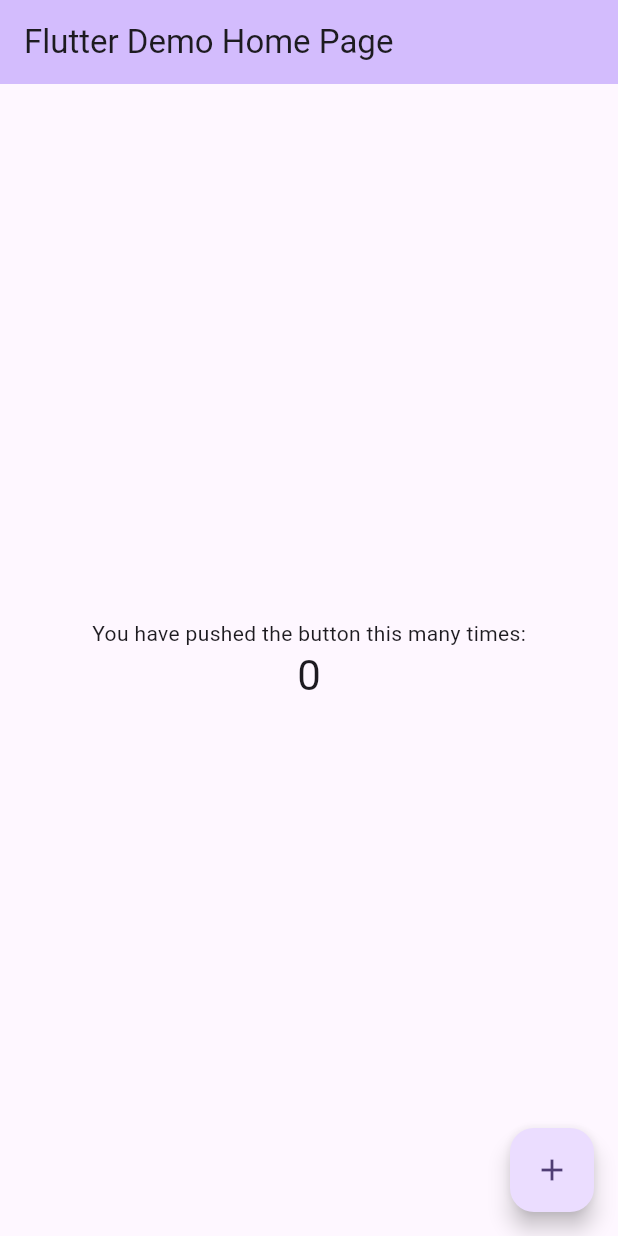
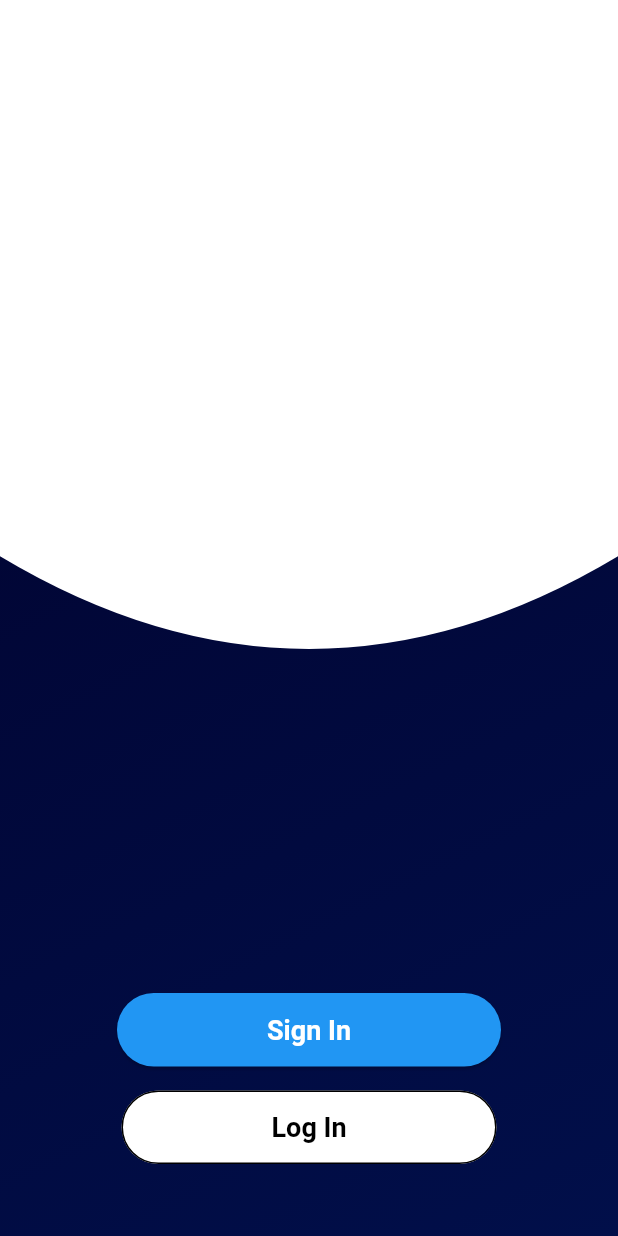
Before and after one commit to Mazen-Alnahdi/movie_app, a Flutter app: the screen it shows after launch, on a phone screen of 412 x 824 dp. Run offline on Flutter 3.47's test engine with Material 3 defaults, Android fonts, the phone set to English and light mode, and no system bars; our stand-ins replace bloc, cloud_firestore, dartz, equatable, firebase_auth, firebase_core and 3 more; accounts and stored records are empty.

Commit message:
added Injection_container.dart and made welcome page

```diff
--- a/lib/main.dart
+++ b/lib/main.dart
@@ -1,12 +1,16 @@
-import 'package:firebase_core/firebase_core.dart';
 import 'package:flutter/material.dart';
+import 'package:flutter_bloc/flutter_bloc.dart';
 import 'package:flutter_dotenv/flutter_dotenv.dart';
+import 'package:movie_app/src/auth/presentation/controllers/blocs/sign_in/sign_in_cubit.dart';
+import 'package:movie_app/src/auth/presentation/controllers/blocs/sign_up/sign_up_cubit.dart';
+import 'package:movie_app/src/auth/presentation/screens/welcome_screen.dart';
 
-import 'firebase_options.dart';
+import 'core/services/Injection_container.dart';
 
 void main() async {
+  WidgetsFlutterBinding.ensureInitialized();
   await dotenv.load(fileName: ".env");
-  await Firebase.initializeApp(options: DefaultFirebaseOptions.currentPlatform);
+  await init();
   runApp(const MyApp());
 }
 
@@ -15,57 +19,17 @@ class MyApp extends StatelessWidget {
 
   @override
   Widget build(BuildContext context) {
-    return MaterialApp(
-      title: 'Flutter Demo',
-      theme: ThemeData(
-        colorScheme: ColorScheme.fromSeed(seedColor: Colors.deepPurple),
-      ),
-      home: const MyHomePage(title: 'Flutter Demo Home Page'),
-    );
-  }
-}
-
-class MyHomePage extends StatefulWidget {
-  const MyHomePage({super.key, required this.title});
-
-  final String title;
-
-  @override
-  State<MyHomePage> createState() => _MyHomePageState();
-}
-
-class _MyHomePageState extends State<MyHomePage> {
-  int _counter = 0;
-
-  void _incrementCounter() {
-    setState(() {
-      _counter++;
-    });
-  }
-
-  @override
-  Widget build(BuildContext context) {
-    return Scaffold(
-      appBar: AppBar(
-        backgroundColor: Theme.of(context).colorScheme.inversePrimary,
-        title: Text(widget.title),
-      ),
-      body: Center(
-        child: Column(
-          mainAxisAlignment: MainAxisAlignment.center,
-          children: <Widget>[
-            const Text('You have pushed the button this many times:'),
-            Text(
-              '$_counter',
-              style: Theme.of(context).textTheme.headlineMedium,
-            ),
-          ],
+    return MultiBlocProvider(
+      providers: [
+        BlocProvider<SignUpCubit>(create: (context) => sl<SignUpCubit>()),
+        BlocProvider<SignInCubit>(create: (context) => sl<SignInCubit>()),
+      ],
+      child: MaterialApp(
+        theme: ThemeData(
+          useMaterial3: true,
+          visualDensity: VisualDensity.adaptivePlatformDensity,
         ),
-      ),
-      floatingActionButton: FloatingActionButton(
-        onPressed: _incrementCounter,
-        tooltip: 'Increment',
-        child: const Icon(Icons.add),
+        home: WelcomeScreen(),
       ),
     );
   }
--- a/lib/src/auth/data/repository/auth_repository_implementation.dart
+++ b/lib/src/auth/data/repository/auth_repository_implementation.dart
@@ -2,9 +2,10 @@ import 'package:dartz/dartz.dart';
 import 'package:movie_app/core/error/exceptions.dart';
 import 'package:movie_app/core/error/failure.dart';
 import 'package:movie_app/core/utils/typedef.dart';
-import 'package:movie_app/src/auth/data/datasources/auth_remote_data_source.dart';
 import 'package:movie_app/src/auth/domain/entities/auth_user.dart';
 import 'package:movie_app/src/auth/domain/repositories/auth_repository.dart';
+
+import '../datasources/auth_remote_data_source.dart';
 
 class AuthRepositoryImplementation implements AuthRepository {
   final AuthRemoteDataSource authRemoteDataSource;
--- /dev/null
+++ b/lib/src/auth/presentation/screens/welcome_screen.dart
@@ -0,0 +1,124 @@
+import 'package:flutter/material.dart';
+import 'package:movie_app/src/auth/presentation/screens/sign_in_screen.dart';
+import 'package:movie_app/src/auth/presentation/screens/sign_up_screen.dart';
+
+class WelcomeScreen extends StatelessWidget {
+  const WelcomeScreen({super.key});
+
+  @override
+  Widget build(BuildContext context) {
+    return Scaffold(
+      body: Stack(
+        children: [
+          // 🔵 Background Gradient
+          Container(
+            decoration: const BoxDecoration(
+              gradient: LinearGradient(
+                begin: Alignment.topLeft,
+                end: Alignment.bottomRight,
+                colors: [
+                  Color(0xFF01012B), // deep navy blue
+                  Color(0xFF010F4A), // lighter blue
+                ],
+              ),
+            ),
+          ),
+
+          // ⚪️ Curved white overlay
+          ClipPath(
+            clipper: TopCurveClipper(),
+            child: Container(
+              height: MediaQuery.of(context).size.height * 0.6,
+              color: Colors.white,
+            ),
+          ),
+
+          // ⬇️ Buttons at bottom
+          Align(
+            alignment: Alignment.bottomCenter,
+            child: Padding(
+              padding: const EdgeInsets.symmetric(horizontal: 32, vertical: 48),
+              child: Column(
+                mainAxisSize: MainAxisSize.min,
+                children: [
+                  // 🔵 Sign In button
+                  ElevatedButton(
+                    onPressed: () {
+                      Navigator.of(context).push(
+                        MaterialPageRoute(builder: (_) => const SignUpScreen()),
+                      );
+                    },
+                    style: ElevatedButton.styleFrom(
+                      backgroundColor: Colors.blue,
+                      foregroundColor: Colors.white,
+                      padding: const EdgeInsets.symmetric(
+                        horizontal: 100,
+                        vertical: 14,
+                      ), // narrower
+                      textStyle: const TextStyle(
+                        fontSize: 18,
+                        fontWeight: FontWeight.bold,
+                      ),
+                      shape: RoundedRectangleBorder(
+                        borderRadius: BorderRadius.circular(30),
+                      ),
+                    ),
+                    child: const Text('Sign In'),
+                  ),
+                  const SizedBox(height: 16),
+
+                  // ⚪️ Log In button
+                  OutlinedButton(
+                    onPressed: () {
+                      Navigator.of(context).push(
+                        MaterialPageRoute(builder: (_) => const SignInScreen()),
+                      );
+                    },
+                    style: OutlinedButton.styleFrom(
+                      backgroundColor: Colors.white,
+                      foregroundColor: Colors.black,
+                      padding: const EdgeInsets.symmetric(
+                        horizontal: 100,
+                        vertical: 14,
+                      ), // narrower
+                      textStyle: const TextStyle(
+                        fontSize: 18,
+                        fontWeight: FontWeight.bold,
+                      ),
+                      shape: RoundedRectangleBorder(
+                        borderRadius: BorderRadius.circular(30),
+                      ),
+                      side: const BorderSide(color: Colors.black),
+                    ),
+                    child: const Text('Log In'),
+                  ),
+                ],
+              ),
+            ),
+          ),
+        ],
+      ),
+    );
+  }
+}
+
+// 🔧 Custom Clipper for the curved white shape
+class TopCurveClipper extends CustomClipper<Path> {
+  @override
+  Path getClip(Size size) {
+    final path = Path();
+    path.lineTo(0, size.height * 0.75); // go 75% down
+    path.quadraticBezierTo(
+      size.width / 2,
+      size.height,
+      size.width,
+      size.height * 0.75,
+    );
+    path.lineTo(size.width, 0);
+    path.close();
+    return path;
+  }
+
+  @override
+  bool shouldReclip(CustomClipper<Path> oldClipper) => false;
+}
```
Also changed, not shown: lib/core/services/Injection_container.dart (added, +42 -0 lines), lib/src/auth/data/datasources/auth_remote_data_source.dart (+92 -2 lines), lib/src/auth/data/datasources/auth_remote_data_source_firebase.dart (deleted, +0 -90 lines), lib/src/auth/presentation/screens/sign_in_screen.dart (added, +10 -0 lines), lib/src/auth/presentation/screens/sign_up_screen.dart (added, +10 -0 lines), 2 other files.
